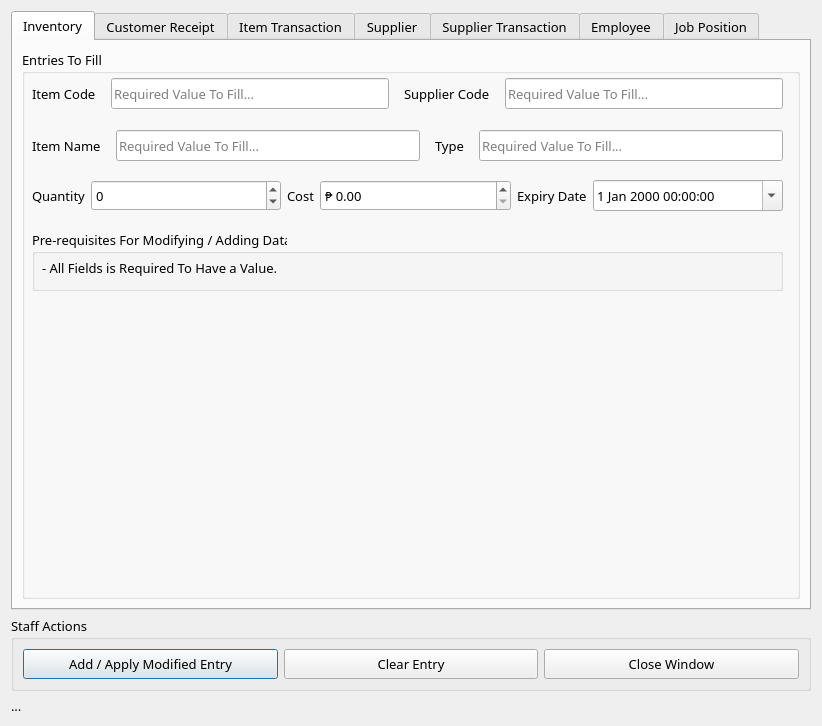
Before: the Qt Designer form PyQt5 Backend and FrontEnd Design/Route88_DataManipCmpnt.ui in CodexLink/Route88_HybridBusinessSystem, drawn with Qt 5.
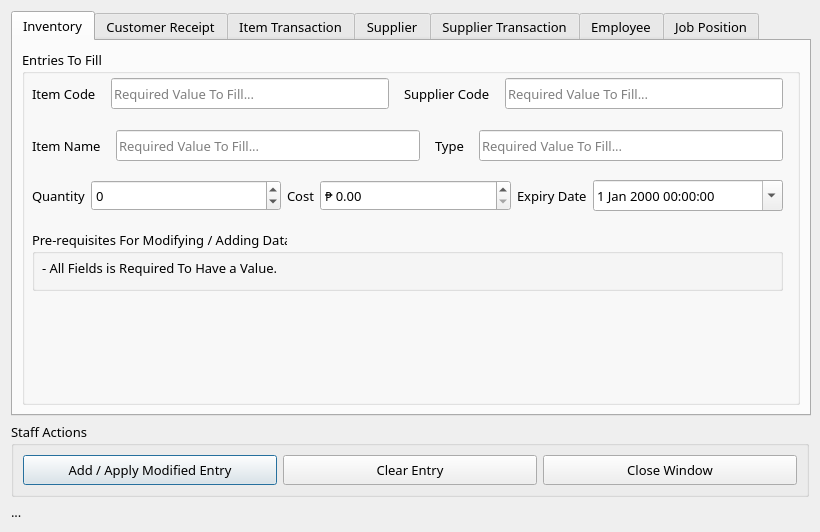
After: the same form once the commit is applied. Icons and pictures are not drawn.

Commit message:
[Project Progression] Tab Disable Others Function and resize Function...
These two top of the line highlighted from commit is actually now working. This is good.

```diff
--- a/PyQt5 Backend and FrontEnd Design/Route88_DataManipCmpnt.ui
+++ b/PyQt5 Backend and FrontEnd Design/Route88_DataManipCmpnt.ui
@@ -10,7 +10,7 @@
     <x>0</x>
     <y>0</y>
     <width>820</width>
-    <height>726</height>
+    <height>532</height>
    </rect>
   </property>
   <property name="sizePolicy">
@@ -19,6 +19,18 @@
     <verstretch>0</verstretch>
    </sizepolicy>
   </property>
+  <property name="minimumSize">
+   <size>
+    <width>820</width>
+    <height>380</height>
+   </size>
+  </property>
+  <property name="maximumSize">
+   <size>
+    <width>820</width>
+    <height>16777215</height>
+   </size>
+  </property>
   <property name="focusPolicy">
    <enum>Qt::NoFocus</enum>
   </property>
```
Left out of the diff: 4 changed lines with no effect on the pictures. The commit also changes 2 other files.
